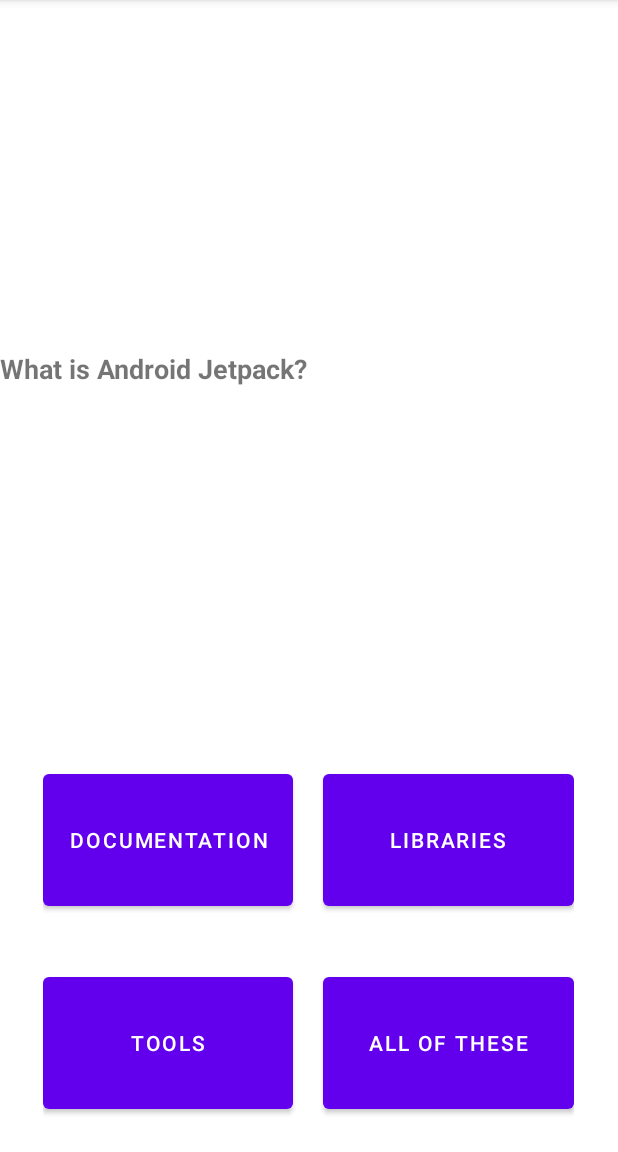
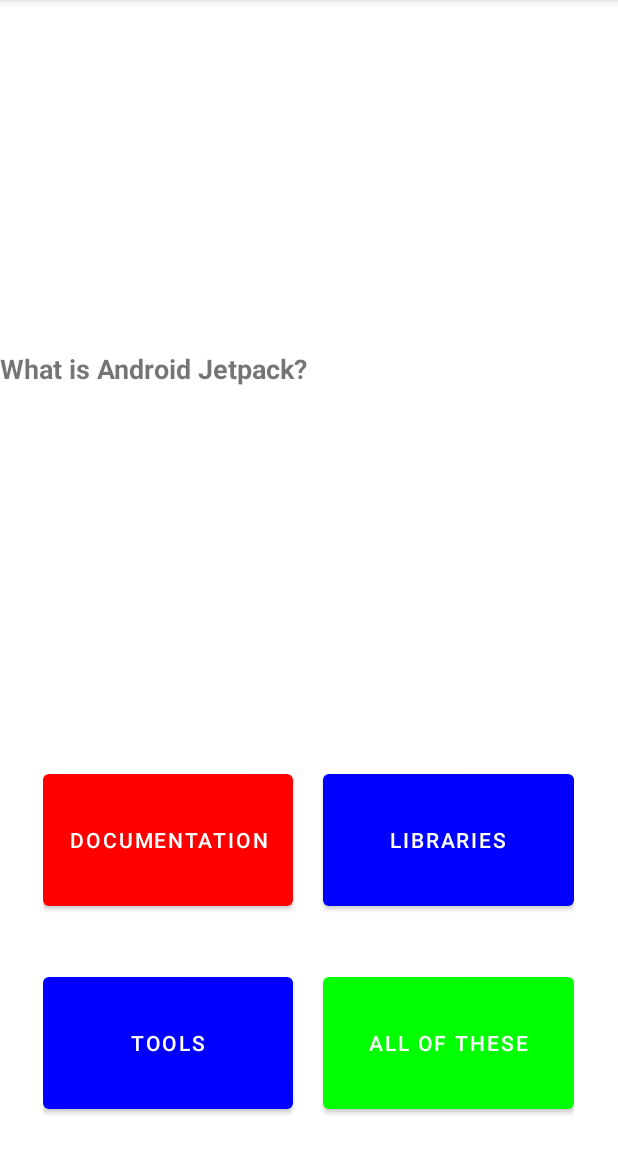
Before and after one commit to dupro-dev/Quiz, an Android app: the QuizFragment screen opened through its navigation route, after a tap on "DOCUMENTATION", on a phone screen of 412 x 824 dp, the part 84-1236 px from its top. Run offline under Robolectric (Android 15) with nearby library versions, the phone set to English and light mode, and no system bars; our stand-ins replace data binding, navigation-ui.

Commit message:
game quiz fragment implementation

```diff
--- a/app/src/main/java/com/example/quiz/MainActivity.kt
+++ b/app/src/main/java/com/example/quiz/MainActivity.kt
@@ -12,6 +12,7 @@ class MainActivity : AppCompatActivity() {
 
     override fun onCreate(savedInstanceState: Bundle?) {
         super.onCreate(savedInstanceState)
+
         setContentView(R.layout.activity_main)
         val navController = this.findNavController(R.id.myNavHostFragment)
         NavigationUI.setupActionBarWithNavController(this, navController)
--- a/app/src/main/java/com/example/quiz/QuizFragment.kt
+++ b/app/src/main/java/com/example/quiz/QuizFragment.kt
@@ -1,23 +1,30 @@
 package com.example.quiz
 
+import android.graphics.Color
 import android.os.Bundle
+import android.provider.CalendarContract
 import android.util.Log
 import androidx.fragment.app.Fragment
 import android.view.LayoutInflater
 import android.view.View
 import android.view.ViewGroup
 import android.widget.Button
-import android.widget.EditText
 import androidx.appcompat.app.AppCompatActivity
+import androidx.core.content.ContextCompat
 import androidx.databinding.DataBindingUtil
 import com.example.quiz.databinding.FragmentQuizBinding
 class QuizFragment : Fragment(),View.OnClickListener {
 
+    private var hasAnswer: Boolean = false
+    private var correctCount: Int = 0
+    private var correctAnswerIndex: Int = 0
     lateinit var currentQuestion: Question
     lateinit var answers: MutableList<String>
-    var currentIndex = 0
-    var numQuestions:Int = 0
+    private var currentIndex = 0
+    private var numQuestions:Int = 0
     lateinit var binding: FragmentQuizBinding
+    lateinit var buttonHashMap:HashMap<Int,Button>
+    lateinit var color:Color
 
     override fun onCreateView(
         inflater: LayoutInflater, container: ViewGroup?,
@@ -27,14 +34,37 @@ class QuizFragment : Fragment(),View.OnClickListener {
         binding = DataBindingUtil.inflate<FragmentQuizBinding>(
                 inflater, R.layout.fragment_quiz, container, false)
 
+
         initData()
+        initView()
         binding.data = this
         setButtonAction()
 
         return binding.root
     }
 
+    private fun initView() {
+
+        buttonHashMap = HashMap<Int,Button>()
+
+        binding.apply{
+            buttonHashMap[0] = aBtn
+            buttonHashMap[1] = bBtn
+            buttonHashMap[2] = cBtn
+            buttonHashMap[3] = dBtn
+
+        }
+        setButtonColor()
+    }
+
+    private fun setButtonColor() {
+        for((index,button)in buttonHashMap){
+            button.setBackgroundColor(Color.BLUE)
+        }
+    }
+
     private fun setButtonAction() {
+
         binding.aBtn.setOnClickListener(this)
         binding.bBtn.setOnClickListener(this)
         binding.cBtn.setOnClickListener(this)
@@ -49,10 +79,14 @@ class QuizFragment : Fragment(),View.OnClickListener {
     }
 
     private fun setQuestion() {
+
         currentQuestion = questions[currentIndex]
         answers = currentQuestion.answers.toMutableList()
         answers.shuffle()
+        correctAnswerIndex = answers.indexOf(currentQuestion.answers[0])
+        Log.i("correctAnswerIndex",correctAnswerIndex.toString())
         (activity as AppCompatActivity).supportActionBar?.title = "Quiz (${currentIndex+1}/$numQuestions)"
+
     }
 
     private fun initAnswer() {
@@ -64,9 +98,44 @@ class QuizFragment : Fragment(),View.OnClickListener {
     }
 
     override fun onClick(v: View?) {
-        Log.i("view",v?.id.toString())
-        val button = view as Button
-        Log.i("button-text",button.text.toString())
+        when(v?.id){
+            R.id.aBtn -> checkAnswer(0)
+            R.id.bBtn -> checkAnswer(1)
+            R.id.cBtn -> checkAnswer(2)
+            R.id.dBtn -> checkAnswer(3)
+        }
+
+    }
+
+    private fun checkAnswer(i: Int) {
+        if(!hasAnswer){
+            //if it has not been answer before check the answer
+            //and update ui
+            Log.i("correct?","${i==correctAnswerIndex}")
+            buttonHashMap[correctAnswerIndex]?.apply {
+                setBackgroundColor(Color.GREEN)
+            }
+            if(i==correctAnswerIndex){
+                correctCount++
+            }else{
+                buttonHashMap[i]?.setBackgroundColor(Color.RED)
+            }
+        }else{
+            currentIndex++
+            if(currentIndex< questions.size){
+                setQuestion()
+                setButtonColor()
+                binding.invalidateAll()
+            }else{
+                //TODO check the score
+
+            }
+
+
+
+        }
+
+        hasAnswer = !hasAnswer
     }
 
 
--- a/app/src/main/res/values/colors.xml
+++ b/app/src/main/res/values/colors.xml
@@ -1,7 +1,8 @@
 <?xml version="1.0" encoding="utf-8"?>
 <resources>
     <color name="purple_200">#FFBB86FC</color>
-    <color name="purple_500">#FF6200EE</color>
+    <color name="primary_color">#FF6200EE</color>
+    <color name="primary_color_variant">#FF3700B3</color>
     <color name="purple_700">#FF3700B3</color>
     <color name="teal_200">#FF03DAC5</color>
     <color name="teal_700">#FF018786</color>
--- a/app/src/main/res/values/themes.xml
+++ b/app/src/main/res/values/themes.xml
@@ -2,8 +2,8 @@
     <!-- Base application theme. -->
     <style name="Theme.Quiz" parent="Theme.MaterialComponents.DayNight.DarkActionBar">
         <!-- Primary brand color. -->
-        <item name="colorPrimary">@color/purple_500</item>
-        <item name="colorPrimaryVariant">@color/purple_700</item>
+        <item name="colorPrimary">@color/primary_color</item>
+        <item name="colorPrimaryVariant">@color/primary_color_variant</item>
         <item name="colorOnPrimary">@color/white</item>
         <!-- Secondary brand color. -->
         <item name="colorSecondary">@color/teal_200</item>
```
